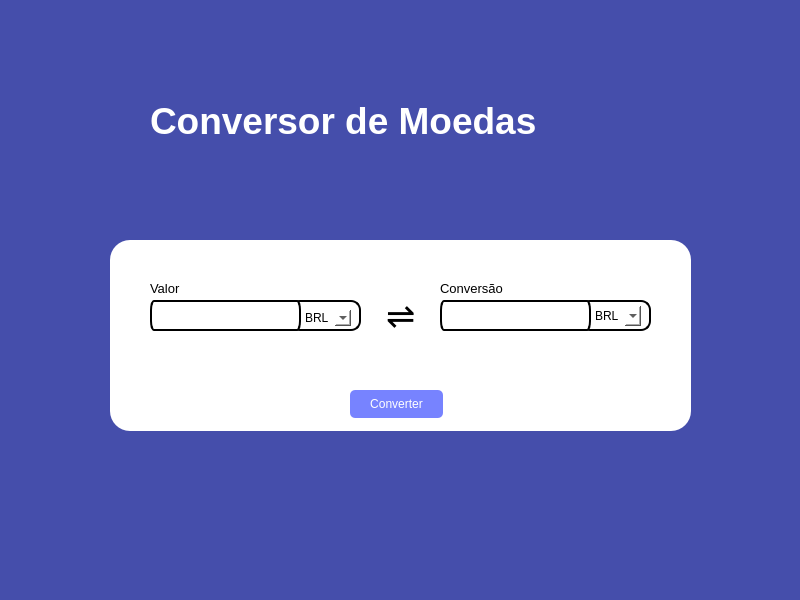
Old version of the form Conversor.ui in the repository luacarlos/Conversor-de-moedas.
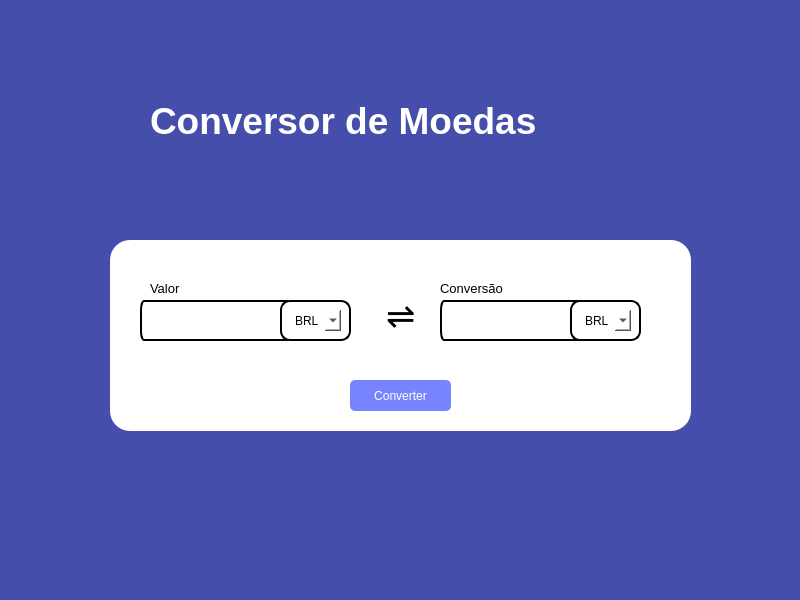
New version of the form.

```diff
--- a/Conversor.ui
+++ b/Conversor.ui
@@ -60,9 +60,9 @@
      <property name="geometry">
       <rect>
        <x>240</x>
-       <y>150</y>
-       <width>93</width>
-       <height>28</height>
+       <y>140</y>
+       <width>101</width>
+       <height>31</height>
       </rect>
      </property>
      <property name="styleSheet">
@@ -72,22 +72,6 @@
       <string>Converter</string>
      </property>
     </widget>
-    <widget class="QLabel" name="label_2">
-     <property name="geometry">
-      <rect>
-       <x>180</x>
-       <y>60</y>
-       <width>71</width>
-       <height>31</height>
-      </rect>
-     </property>
-     <property name="styleSheet">
-      <string notr="true">border:2px solid black; border-radius:10px;</string>
-     </property>
-     <property name="text">
-      <string/>
-     </property>
-    </widget>
     <widget class="QLabel" name="label_4">
      <property name="geometry">
       <rect>
@@ -109,57 +93,6 @@
       <string>Valor</string>
      </property>
     </widget>
-    <widget class="QComboBox" name="comboBox_3">
-     <property name="geometry">
-      <rect>
-       <x>190</x>
-       <y>70</y>
-       <width>51</width>
-       <height>16</height>
-      </rect>
-     </property>
-     <property name="styleSheet">
-      <string notr="true"/>
-     </property>
-     <item>
-      <property name="text">
-       <string>BRL</string>
-      </property>
-     </item>
-     <item>
-      <property name="text">
-       <string>USD</string>
-      </property>
-     </item>
-     <item>
-      <property name="text">
-       <string>EUR</string>
-      </property>
-     </item>
-     <item>
-      <property name="text">
-       <string>JPY</string>
-      </property>
-     </item>
-     <item>
-      <property name="text">
-       <string>ARS</string>
-      </property>
-     </item>
-    </widget>
-    <widget class="QLineEdit" name="lineEdit_entrada">
-     <property name="geometry">
-      <rect>
-       <x>40</x>
-       <y>60</y>
-       <width>151</width>
-       <height>31</height>
-      </rect>
-     </property>
-     <property name="styleSheet">
-      <string notr="true">border:2px solid black; border-radius:4px 10px;</string>
-     </property>
-    </widget>
     <widget class="QLabel" name="label_6">
      <property name="geometry">
       <rect>
@@ -181,76 +114,184 @@
       <string>Conversão</string>
      </property>
     </widget>
-    <widget class="QLabel" name="label_7">
-     <property name="geometry">
-      <rect>
-       <x>470</x>
-       <y>60</y>
-       <width>71</width>
-       <height>31</height>
-      </rect>
-     </property>
-     <property name="styleSheet">
-      <string notr="true">border:2px solid black; border-radius:10px;</string>
-     </property>
-     <property name="text">
-      <string/>
-     </property>
-    </widget>
-    <widget class="QComboBox" name="comboBox_4">
-     <property name="geometry">
-      <rect>
-       <x>480</x>
-       <y>66</y>
-       <width>51</width>
-       <height>20</height>
-      </rect>
-     </property>
-     <property name="styleSheet">
-      <string notr="true"/>
-     </property>
-     <item>
-      <property name="text">
-       <string>BRL</string>
-      </property>
-     </item>
-     <item>
-      <property name="text">
-       <string>USD</string>
-      </property>
-     </item>
-     <item>
-      <property name="text">
-       <string>EUR</string>
-      </property>
-     </item>
-     <item>
-      <property name="text">
-       <string>JPY</string>
-      </property>
-     </item>
-     <item>
-      <property name="text">
-       <string>ARS</string>
-      </property>
-     </item>
-    </widget>
     <widget class="QLabel" name="label_saida">
      <property name="geometry">
       <rect>
        <x>330</x>
        <y>60</y>
        <width>151</width>
+       <height>41</height>
+      </rect>
+     </property>
+     <property name="styleSheet">
+      <string notr="true">border:2px solid black; border-radius:4px 10px;</string>
+     </property>
+     <property name="text">
+      <string/>
+     </property>
+    </widget>
+    <widget class="QLabel" name="label_saida_2">
+     <property name="geometry">
+      <rect>
+       <x>30</x>
+       <y>60</y>
+       <width>151</width>
+       <height>41</height>
+      </rect>
+     </property>
+     <property name="styleSheet">
+      <string notr="true">border:2px solid black; border-radius:4px 10px;</string>
+     </property>
+     <property name="text">
+      <string/>
+     </property>
+    </widget>
+    <widget class="QComboBox" name="comboBox_5">
+     <property name="geometry">
+      <rect>
+       <x>180</x>
+       <y>66</y>
+       <width>51</width>
        <height>31</height>
       </rect>
      </property>
      <property name="styleSheet">
-      <string notr="true">border:2px solid black; border-radius:4px 10px;</string>
+      <string notr="true"/>
      </property>
+     <item>
+      <property name="text">
+       <string>BRL</string>
+      </property>
+     </item>
+     <item>
+      <property name="text">
+       <string>USD</string>
+      </property>
+     </item>
+     <item>
+      <property name="text">
+       <string>EUR</string>
+      </property>
+     </item>
+     <item>
+      <property name="text">
+       <string>JPY</string>
+      </property>
+     </item>
+     <item>
+      <property name="text">
+       <string>ARS</string>
+      </property>
+     </item>
+    </widget>
+    <widget class="QLabel" name="label_8">
+     <property name="geometry">
+      <rect>
+       <x>170</x>
+       <y>60</y>
+       <width>71</width>
+       <height>41</height>
+      </rect>
+     </property>
+     <property name="styleSheet">
+      <string notr="true">border:2px solid black; border-radius:10px;</string>
+     </property>
      <property name="text">
       <string/>
      </property>
     </widget>
+    <widget class="QComboBox" name="comboBox_Valor">
+     <property name="geometry">
+      <rect>
+       <x>180</x>
+       <y>70</y>
+       <width>51</width>
+       <height>21</height>
+      </rect>
+     </property>
+     <property name="styleSheet">
+      <string notr="true"/>
+     </property>
+     <item>
+      <property name="text">
+       <string>BRL</string>
+      </property>
+     </item>
+     <item>
+      <property name="text">
+       <string>USD</string>
+      </property>
+     </item>
+     <item>
+      <property name="text">
+       <string>EUR</string>
+      </property>
+     </item>
+     <item>
+      <property name="text">
+       <string>JPY</string>
+      </property>
+     </item>
+     <item>
+      <property name="text">
+       <string>ARS</string>
+      </property>
+     </item>
+    </widget>
+    <widget class="QLabel" name="label_9">
+     <property name="geometry">
+      <rect>
+       <x>460</x>
+       <y>60</y>
+       <width>71</width>
+       <height>41</height>
+      </rect>
+     </property>
+     <property name="styleSheet">
+      <string notr="true">border:2px solid black; border-radius:10px;</string>
+     </property>
+     <property name="text">
+      <string/>
+     </property>
+    </widget>
+    <widget class="QComboBox" name="comboBox_Conversao">
+     <property name="geometry">
+      <rect>
+       <x>470</x>
+       <y>70</y>
+       <width>51</width>
+       <height>21</height>
+      </rect>
+     </property>
+     <property name="styleSheet">
+      <string notr="true"/>
+     </property>
+     <item>
+      <property name="text">
+       <string>BRL</string>
+      </property>
+     </item>
+     <item>
+      <property name="text">
+       <string>USD</string>
+      </property>
+     </item>
+     <item>
+      <property name="text">
+       <string>EUR</string>
+      </property>
+     </item>
+     <item>
+      <property name="text">
+       <string>JPY</string>
+      </property>
+     </item>
+     <item>
+      <property name="text">
+       <string>ARS</string>
+      </property>
+     </item>
+    </widget>
    </widget>
    <widget class="QLabel" name="label">
     <property name="geometry">
```
Left out of the diff: 6 changed lines with no effect on the pictures.
